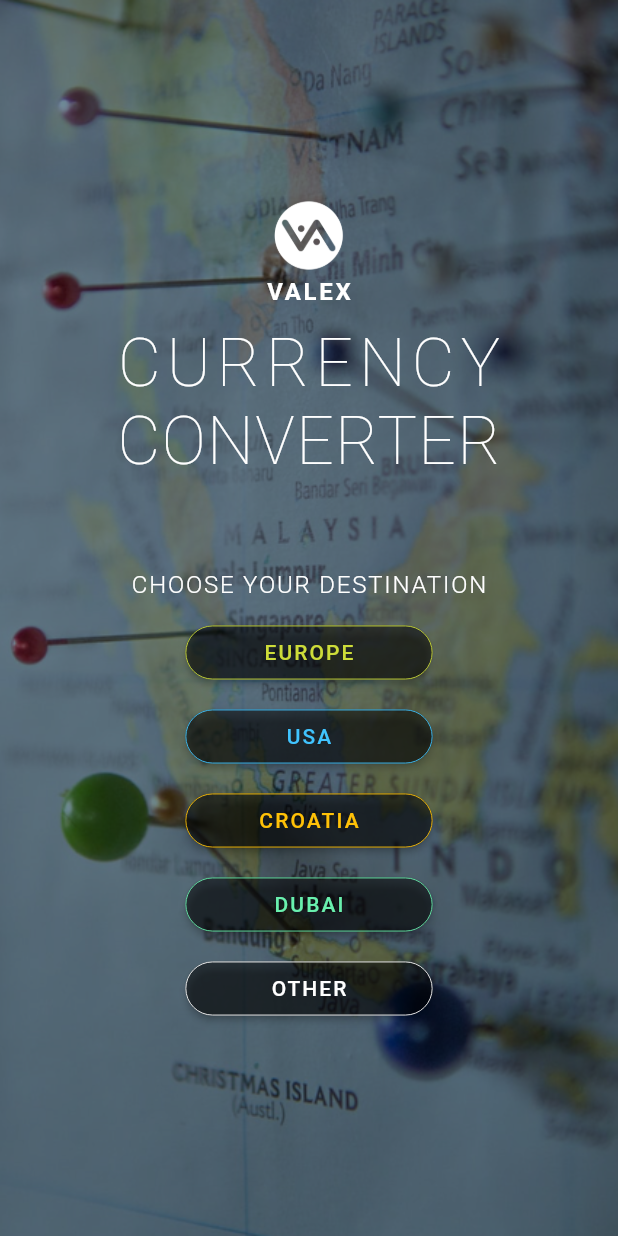
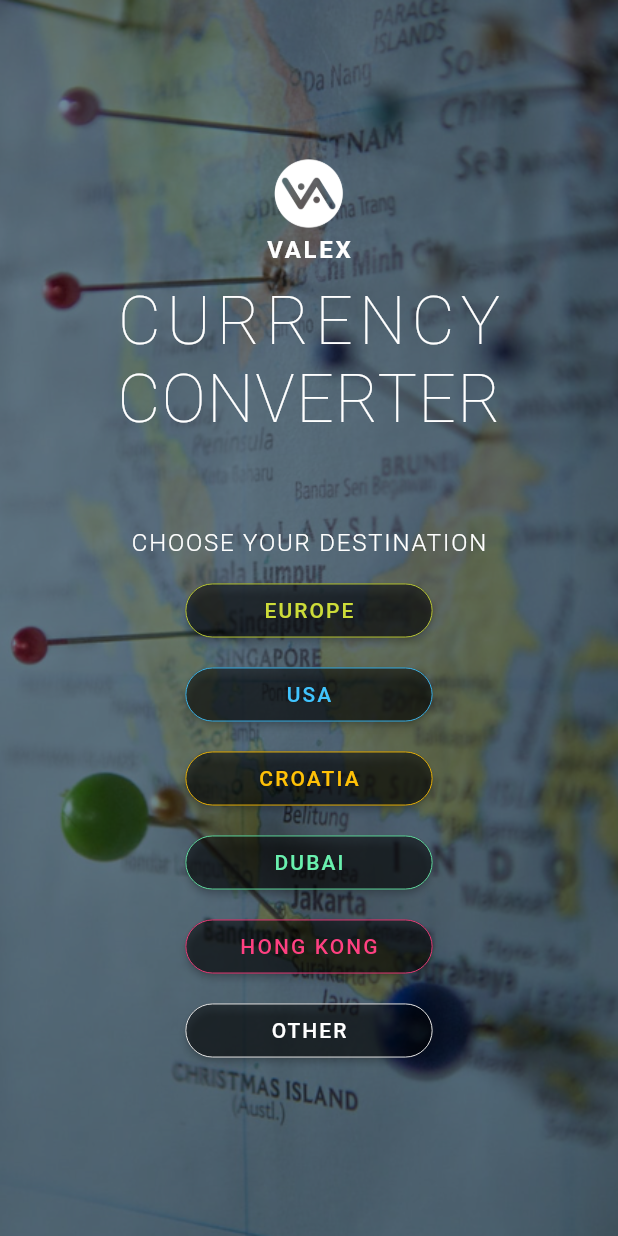
Before and after one commit to Mellie45/ValexCurrencyConverter, a Flutter app: the screen it shows after launch, on a phone screen of 412 x 824 dp. Run offline on Flutter 3.47's test engine with Material 2 defaults, Android fonts, the phone set to English and light mode, and no system bars; our stand-ins replace shared_preferences.

Commit message:
Main directory

```diff
--- a/lib/functions/convert_all_currencies.dart
+++ b/lib/functions/convert_all_currencies.dart
@@ -4,7 +4,7 @@ import 'package:flutter/material.dart';
 import 'fetch_rates.dart';
 
 class ConvertAllCurrencies extends StatefulWidget {
-  final rates;
+  final dynamic rates;
   final Map currencies;
   const ConvertAllCurrencies({Key? key, required this.rates, required this.currencies}) : super(key: key);
 
--- a/lib/screens/display_data.dart
+++ b/lib/screens/display_data.dart
@@ -56,6 +56,12 @@ class _DisplayDataState extends State<DisplayData> {
         img = 'assets/dubai.jpg';
         locationText = 'DUBAI';
         coreColor = Colors.greenAccent;
+      });
+    } else if (val == 6) {
+      setState(() {
+        img = 'assets/hong_kong.png';
+        locationText = 'HONG KONG';
+        coreColor = Colors.pinkAccent;
       });
     } else {
       setState(() {
--- a/lib/screens/select_currency_to_convert.dart
+++ b/lib/screens/select_currency_to_convert.dart
@@ -55,7 +55,7 @@ class CurrencySelector extends StatelessWidget {
               const SizedBox(
                 height: 12.0,
               ),
-              const Destinations(),
+              const SingleChildScrollView(child: Destinations()),
             ],
           ),
         ),
--- a/lib/services/destinations.dart
+++ b/lib/services/destinations.dart
@@ -61,18 +61,6 @@ class _DestinationsState extends State<Destinations> {
               mainColor: Colors.amber,
               buttonText: 'CROATIA',
               padding: 8.0),
-          /*RoundedButton(
-              borderColor: Colors.yellowAccent,
-              borderWidth: 0.6,
-              opacity: 0.5,
-              onPressed: () async {
-                final SharedPreferences preferences = await prefs;
-                preferences.setInt('value', 1);
-                if (mounted) Navigator.push(context, MaterialPageRoute(builder: (context) => const DisplayData()));
-              },
-              mainColor: Colors.yellowAccent,
-              buttonText: 'EGYPT',
-              padding: 8.0),*/
           RoundedButton(
               borderColor: Colors.greenAccent,
               borderWidth: 0.6,
@@ -84,6 +72,18 @@ class _DestinationsState extends State<Destinations> {
               },
               mainColor: Colors.greenAccent,
               buttonText: 'DUBAI',
+              padding: 8.0),
+          RoundedButton(
+              borderColor: Colors.pinkAccent,
+              borderWidth: 0.6,
+              opacity: 0.5,
+              onPressed: () async {
+                final SharedPreferences preferences = await prefs;
+                preferences.setInt('value', 6);
+                if (mounted) Navigator.push(context, MaterialPageRoute(builder: (context) => const DisplayData()));
+              },
+              mainColor: Colors.pinkAccent,
+              buttonText: 'HONG KONG',
               padding: 8.0),
           RoundedButton(
               borderColor: Colors.white,
```
Also changed, not shown: lib/functions/named_currency_conversion.dart (+8 -2 lines), assets/hong_kong.png (added), pubspec.lock, 4 other files.
